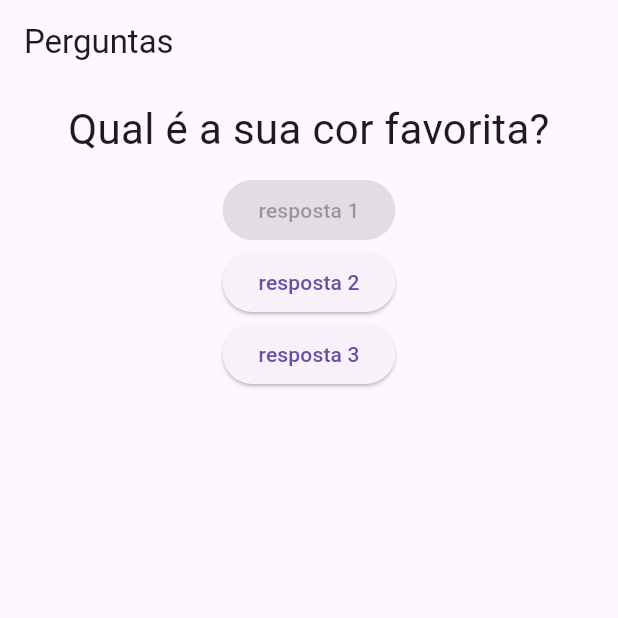
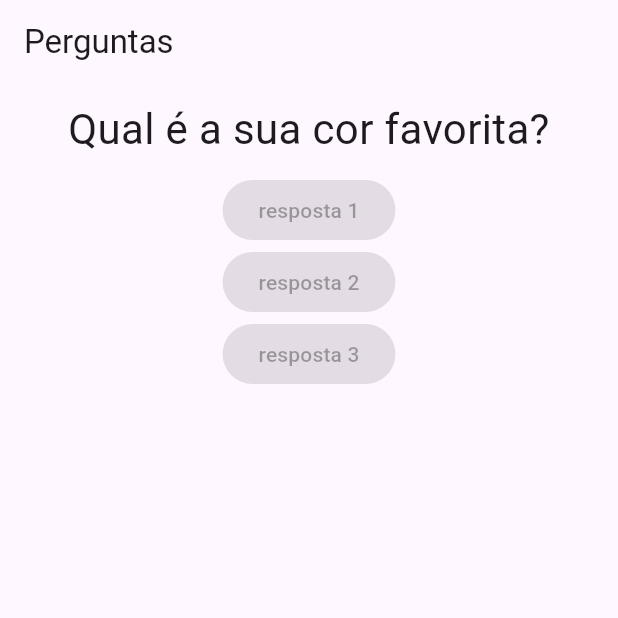
Before and after one commit to claraferraz/quiz-flutter, a Flutter app: the screen it shows after launch, on a phone screen of 412 x 824 dp, the top half of it. Run offline on Flutter 3.47's test engine with Material 3 defaults, Android fonts, the phone set to English and light mode, and no system bars.

Commit message:
componente respostas

```diff
--- a/lib/main.dart
+++ b/lib/main.dart
@@ -1,4 +1,5 @@
 import 'package:flutter/material.dart';
+import 'package:quiz/respostas.dart';
 import './questao.dart';
 
 main() {
@@ -33,17 +34,9 @@ class _PerguntaAppState extends State<PerguntaApp> {
         body: Column(
           children: <Widget>[
             Questao(perguntas[_numeroDaPergunta]),
-            ElevatedButton(onPressed: null, child: Text('resposta 1')),
-            //o professor usou RaisedButton, mas está depreciado e foi substituído pelo ElevatedButton
-            //button é disabled by default, ele ativa quando setamos um onPressed != null
-            ElevatedButton(
-              onPressed: () => _responder(), //pode ser assim
-              child: Text('resposta 2'),
-            ),
-            ElevatedButton(
-              onPressed: _responder, //ou pode ser assim
-              child: Text('resposta 3'),
-            ),
+            Respostas('resposta 1'),
+            Respostas('resposta 2'),
+            Respostas('resposta 3'),
           ],
         ),
       ),
--- a/lib/questao.dart
+++ b/lib/questao.dart
@@ -3,7 +3,7 @@ import 'package:flutter/material.dart';
 class Questao extends StatelessWidget {
   final String texto;
 
-  Questao(this.texto);
+  const Questao(this.texto);
 
   @override
   Widget build(BuildContext context) {
@@ -18,3 +18,13 @@ class Questao extends StatelessWidget {
     );
   }
 }
+
+/*
+ElevatedButton(
+  onPressed: () => _responder(), //pode ser assim
+  child: Text('resposta 2'),
+),
+ElevatedButton(
+  onPressed: _responder, //ou pode ser assim
+  child: Text('resposta 3')
+*/
--- /dev/null
+++ b/lib/respostas.dart
@@ -0,0 +1,15 @@
+//componente stateless, construtor que vai receber um texto, colocar o raisedbutton dentro dele
+//passar o texto de dentro do botão como parâmetro para o componente
+import 'package:flutter/material.dart';
+
+class Respostas extends StatelessWidget {
+  final String texto;
+  const Respostas(this.texto);
+
+  @override
+  Widget build(BuildContext context) {
+    return ElevatedButton(onPressed: null, child: Text(texto));
+    //o professor usou RaisedButton, mas está depreciado e foi substituído pelo ElevatedButton
+    //button é disabled by default, ele ativa quando setamos um onPressed != null
+  }
+}
```
